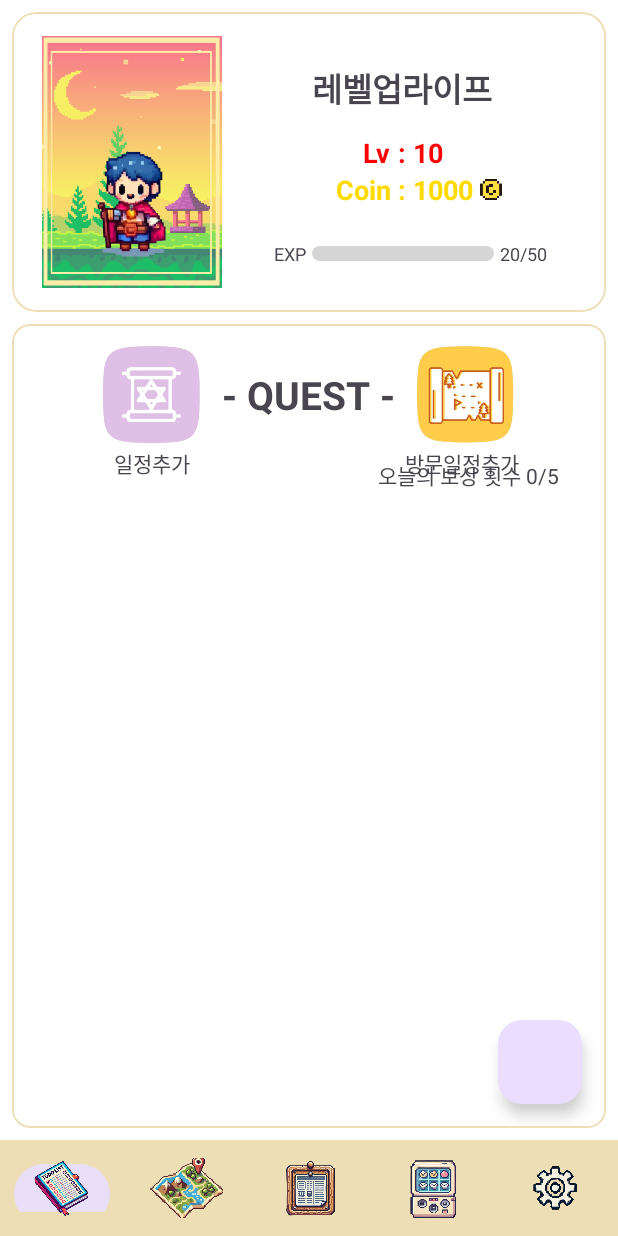
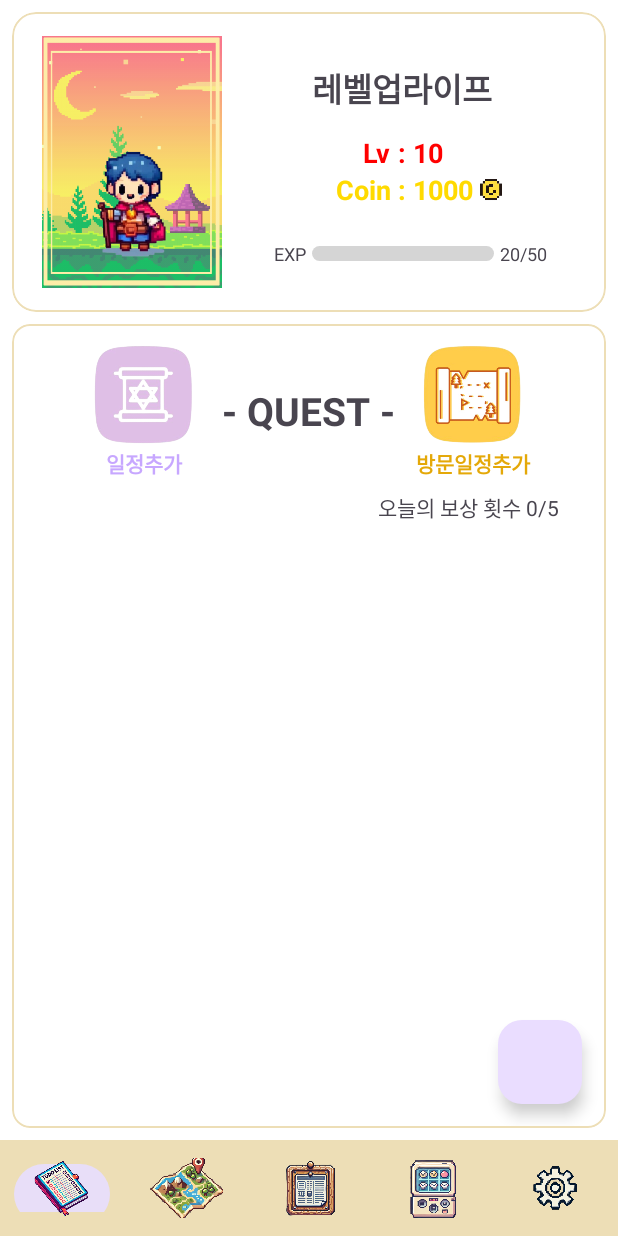
Before and after one commit to limjihoon1/LevelUpLife, an Android app: the fragment HomeFragment placed in its activity, on a phone screen of 412 x 824 dp. Run offline under Robolectric (Android 15) with nearby library versions, the phone set to English and light mode, and no system bars; pictures from the network do not load.

Commit message:
홈화면 수정

```diff
--- a/app/src/main/res/layout/fragment_home2.xml
+++ b/app/src/main/res/layout/fragment_home2.xml
@@ -244,11 +244,28 @@
                 android:layout_marginTop="12dp"
                 android:gravity="center">
 
+                <LinearLayout
+                    android:layout_width="80dp"
+                    android:layout_height="wrap_content"
+                    android:gravity="center"
+                    android:orientation="vertical">
+
                 <ImageView
                     android:id="@+id/creat_todo"
                     android:layout_width="70dp"
                     android:layout_height="70dp"
                     android:src="@drawable/todolist2" />
+
+                    <TextView
+                        android:id="@+id/q"
+                        android:layout_width="match_parent"
+                        android:layout_height="wrap_content"
+                        android:text="일정추가"
+                        android:textColor="@color/pastel_ai10"
+                        android:textStyle="bold"
+                        android:gravity="center"/>
+
+                </LinearLayout>
 
                 <TextView
                     android:id="@+id/tv_quest"
@@ -260,30 +277,27 @@
                     android:layout_marginLeft="12dp"
                     android:layout_marginRight="12dp"/>
 
+                <LinearLayout
+                    android:layout_width="80dp"
+                    android:layout_height="wrap_content"
+                    android:gravity="center"
+                    android:orientation="vertical">
                 <ImageView
                     android:id="@+id/create_map"
                     android:layout_width="70dp"
                     android:layout_height="70dp"
                     android:src="@drawable/mapicon" />
+                    <TextView
+                        android:id="@+id/q1"
+                        android:layout_width="match_parent"
+                        android:layout_height="wrap_content"
+                        android:gravity="center"
+                        android:textStyle="bold"
+                        android:textColor="@color/ypgbtn"
+                        android:text="방문일정추가" />
 
+                </LinearLayout>
             </LinearLayout>
-            <TextView
-                android:id="@+id/q"
-                android:layout_width="wrap_content"
-                android:layout_height="wrap_content"
-                android:text="일정추가"
-                android:layout_below="@id/linearQ"
-                android:layout_marginLeft="68dp"
-                />
-            <TextView
-                android:id="@+id/q1"
-                android:layout_width="wrap_content"
-                android:layout_height="wrap_content"
-                android:text="방문일정추가"
-                android:layout_below="@id/linearQ"
-                android:layout_marginLeft="262dp"
-                />
-
             <TextView
                 android:id="@+id/nummm"
                 android:layout_width="wrap_content"
```
